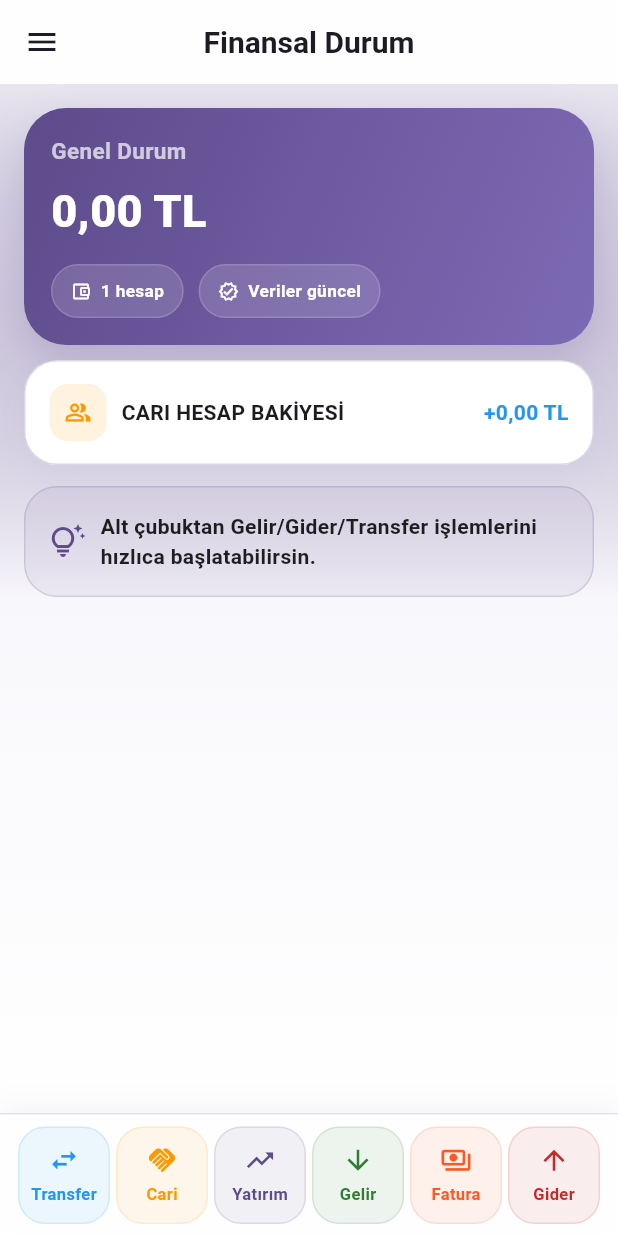
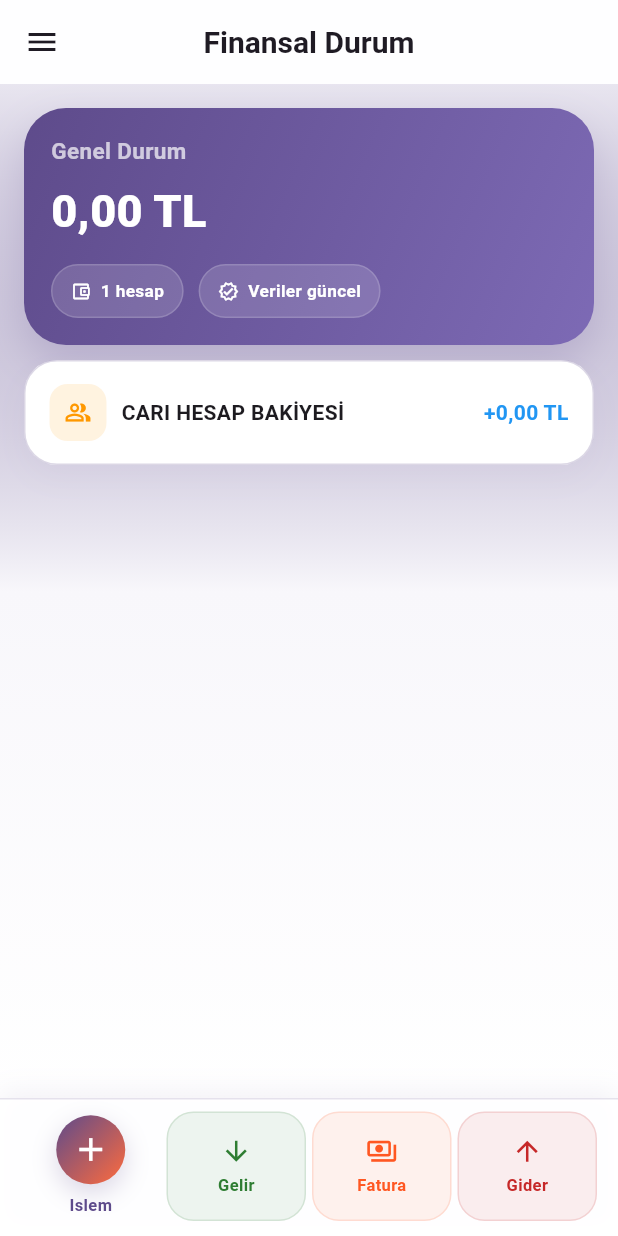
Before and after one commit to ucamoglu/hesapkitap_v1, a Flutter app: the DashboardScreen screen opened directly, on a phone screen of 412 x 824 dp. Run offline on Flutter 3.47's test engine with Material 3 defaults, Android fonts, the phone set to English and light mode, and no system bars; our stand-ins replace file_picker, flutter_local_notifications, flutter_map, flutter_timezone, geolocator, image_picker and 7 more; accounts and stored records are empty; generated files the repository leaves out were written again; network calls fail; Roboto replaces fonts that are missing (SF Pro Display).

Commit message:
Refine dashboard quick actions layout

```diff
--- a/lib/main.dart
+++ b/lib/main.dart
@@ -910,6 +910,79 @@ class _DashboardScreenState extends State<DashboardScreen> {
     if (saved == true) {
       await loadDashboard();
     }
+  }
+
+  Future<void> _openQuickActionSheet() async {
+    await showModalBottomSheet<void>(
+      context: context,
+      showDragHandle: true,
+      backgroundColor: Theme.of(context).scaffoldBackgroundColor,
+      shape: const RoundedRectangleBorder(
+        borderRadius: BorderRadius.vertical(top: Radius.circular(28)),
+      ),
+      builder: (sheetContext) {
+        return SafeArea(
+          child: Padding(
+            padding: const EdgeInsets.fromLTRB(16, 6, 16, 18),
+            child: Column(
+              mainAxisSize: MainAxisSize.min,
+              crossAxisAlignment: CrossAxisAlignment.start,
+              children: [
+                const Text(
+                  'Yeni Islem',
+                  style: TextStyle(
+                    fontSize: 22,
+                    fontWeight: FontWeight.w800,
+                  ),
+                ),
+                const SizedBox(height: 6),
+                Text(
+                  'Kaydetmek istedigin islemi sec.',
+                  style: TextStyle(
+                    color: Theme.of(context).colorScheme.onSurfaceVariant,
+                    fontWeight: FontWeight.w500,
+                  ),
+                ),
+                const SizedBox(height: 16),
+                Wrap(
+                  spacing: 12,
+                  runSpacing: 12,
+                  children: [
+                    _quickSheetAction(
+                      icon: Icons.swap_horiz,
+                      label: 'Transfer',
+                      color: Colors.blue,
+                      onTap: () {
+                        Navigator.pop(sheetContext);
+                        _openTransferEntry();
+                      },
+                    ),
+                    _quickSheetAction(
+                      icon: Icons.handshake,
+                      label: 'Cari',
+                      color: Colors.orange,
+                      onTap: () {
+                        Navigator.pop(sheetContext);
+                        _openCariEntry();
+                      },
+                    ),
+                    _quickSheetAction(
+                      icon: Icons.trending_up,
+                      label: 'Yatirim',
+                      color: AppColors.brand,
+                      onTap: () {
+                        Navigator.pop(sheetContext);
+                        _openInvestmentEntry();
+                      },
+                    ),
+                  ],
+                ),
+              ],
+            ),
+          ),
+        );
+      },
+    );
   }
 
   void _openAboutDialog() {
@@ -1617,10 +1690,10 @@ class _DashboardScreenState extends State<DashboardScreen> {
       bottomNavigationBar: SafeArea(
         top: false,
         child: Container(
-          height: 82,
-          padding: const EdgeInsets.symmetric(horizontal: 10, vertical: 8),
+          height: 92,
+          padding: const EdgeInsets.fromLTRB(12, 8, 12, 10),
           decoration: BoxDecoration(
-            color: Colors.white.withValues(alpha: 0.96),
+            color: Colors.white.withValues(alpha: 0.97),
             border: Border(
               top: BorderSide(
                 color: Theme.of(context).colorScheme.outline.withValues(alpha: 0.16),
@@ -1637,27 +1710,8 @@ class _DashboardScreenState extends State<DashboardScreen> {
           child: Row(
             children: [
               Expanded(
-                child: _quickActionItem(
-                  icon: Icons.swap_horiz,
-                  label: 'Transfer',
-                  color: Colors.blue,
-                  onTap: _openTransferEntry,
-                ),
-              ),
-              Expanded(
-                child: _quickActionItem(
-                  icon: Icons.handshake,
-                  label: 'Cari',
-                  color: Colors.orange,
-                  onTap: _openCariEntry,
-                ),
-              ),
-              Expanded(
-                child: _quickActionItem(
-                  icon: Icons.trending_up,
-                  label: 'Yatırım',
-                  color: AppColors.brand,
-                  onTap: _openInvestmentEntry,
+                child: _quickActionFabItem(
+                  onTap: _openQuickActionSheet,
                 ),
               ),
               Expanded(
@@ -1728,8 +1782,6 @@ class _DashboardScreenState extends State<DashboardScreen> {
                 const SizedBox(height: 10),
                 _buildPlannedTodayCard(),
               ],
-              const SizedBox(height: 14),
-              _buildActionHintCard(),
             ],
           ),
         ),
@@ -2857,37 +2909,6 @@ class _DashboardScreenState extends State<DashboardScreen> {
     );
   }
 
-  Widget _buildActionHintCard() {
-    return Container(
-      padding: const EdgeInsets.all(16),
-      decoration: BoxDecoration(
-        color: Theme.of(context).colorScheme.primary.withValues(alpha: 0.08),
-        borderRadius: BorderRadius.circular(22),
-        border: Border.all(
-          color: Theme.of(context).colorScheme.primary.withValues(alpha: 0.18),
-        ),
-      ),
-      child: Row(
-        children: [
-          Icon(
-            Icons.tips_and_updates_outlined,
-            color: Theme.of(context).colorScheme.primary,
-          ),
-          const SizedBox(width: 10),
-          const Expanded(
-            child: Text(
-              'Alt çubuktan Gelir/Gider/Transfer işlemlerini hızlıca başlatabilirsin.',
-              style: TextStyle(
-                fontWeight: FontWeight.w600,
-                color: Colors.black87,
-              ),
-            ),
-          ),
-        ],
-      ),
-    );
-  }
-
   Widget _buildSubscriptionPaymentCard() {
     final hasDueSubscriptions = dueSubscriptionCount > 0;
     final colorScheme = Theme.of(context).colorScheme;
@@ -3165,6 +3186,110 @@ class _DashboardScreenState extends State<DashboardScreen> {
       ),
     );
   }
+
+  Widget _quickSheetAction({
+    required IconData icon,
+    required String label,
+    required Color color,
+    required VoidCallback onTap,
+  }) {
+    return SizedBox(
+      width: (MediaQuery.of(context).size.width - 56) / 2,
+      child: Material(
+        color: Colors.transparent,
+        child: InkWell(
+          borderRadius: BorderRadius.circular(22),
+          onTap: onTap,
+          child: Container(
+            padding: const EdgeInsets.all(16),
+            decoration: BoxDecoration(
+              color: color.withValues(alpha: 0.10),
+              borderRadius: BorderRadius.circular(22),
+              border: Border.all(color: color.withValues(alpha: 0.18)),
+            ),
+            child: Row(
+              children: [
+                Container(
+                  width: 42,
+                  height: 42,
+                  decoration: BoxDecoration(
+                    color: Colors.white.withValues(alpha: 0.75),
+                    borderRadius: BorderRadius.circular(14),
+                  ),
+                  child: Icon(icon, color: color),
+                ),
+                const SizedBox(width: 12),
+                Expanded(
+                  child: Text(
+                    label,
+                    style: TextStyle(
+                      color: color,
+                      fontSize: 16,
+                      fontWeight: FontWeight.w800,
+                    ),
+                  ),
+                ),
+              ],
+            ),
+          ),
+        ),
+      ),
+    );
+  }
+
+  Widget _quickActionFabItem({
+    required VoidCallback onTap,
+  }) {
+    final colorScheme = Theme.of(context).colorScheme;
+    return InkWell(
+      borderRadius: BorderRadius.circular(18),
+      onTap: onTap,
+      child: Container(
+        margin: const EdgeInsets.symmetric(horizontal: 2),
+        child: Column(
+          mainAxisAlignment: MainAxisAlignment.center,
+          children: [
+            Container(
+              width: 46,
+              height: 46,
+              decoration: BoxDecoration(
+                shape: BoxShape.circle,
+                gradient: LinearGradient(
+                  begin: Alignment.topLeft,
+                  end: Alignment.bottomRight,
+                  colors: [
+                    colorScheme.primary,
+                    colorScheme.secondary,
+                  ],
+                ),
+                boxShadow: [
+                  BoxShadow(
+                    color: colorScheme.primary.withValues(alpha: 0.22),
+                    blurRadius: 14,
+                    offset: const Offset(0, 6),
+                  ),
+                ],
+              ),
+              child: Icon(
+                Icons.add,
+                color: colorScheme.onPrimary,
+                size: 26,
+              ),
+            ),
+            const SizedBox(height: 6),
+            Text(
+              'Islem',
+              style: TextStyle(
+                color: colorScheme.primary,
+                fontSize: 11,
+                fontWeight: FontWeight.w700,
+              ),
+            ),
+          ],
+        ),
+      ),
+    );
+  }
 }
 
 class _TrackedQuoteRow {
```
